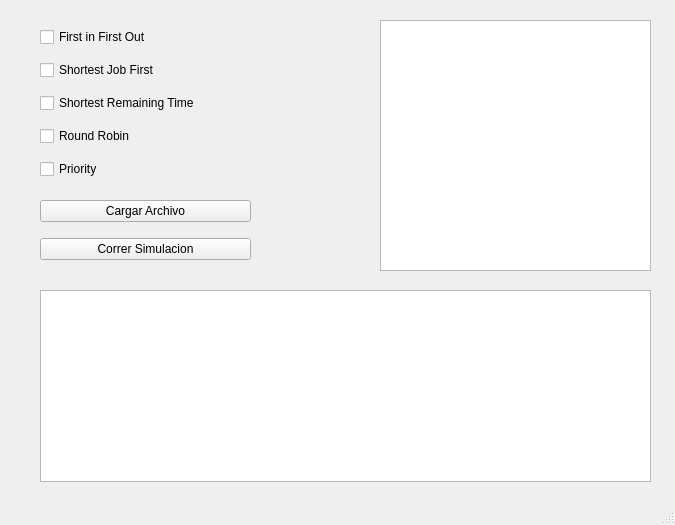
The window that sincronizacion_calendarizacion/schedulingwindow.ui (chuy-zip/PROYECTO3_SISTOS) describes before a commit, drawn with Qt 5.
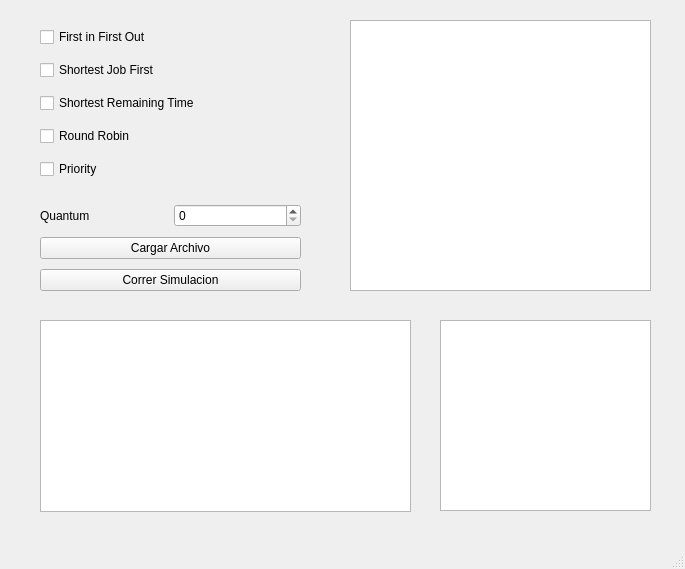
The same window after the commit.

Commit message: improved simulation and added more elemnts

What changed in the file:
```diff
--- a/sincronizacion_calendarizacion/schedulingwindow.ui
+++ b/sincronizacion_calendarizacion/schedulingwindow.ui
@@ -6,8 +6,8 @@
    <rect>
     <x>0</x>
     <y>0</y>
-    <width>675</width>
-    <height>525</height>
+    <width>685</width>
+    <height>569</height>
    </rect>
   </property>
   <property name="windowTitle">
@@ -65,12 +65,30 @@
     <property name="geometry">
      <rect>
       <x>40</x>
-      <y>190</y>
-      <width>211</width>
-      <height>80</height>
+      <y>200</y>
+      <width>261</width>
+      <height>95</height>
      </rect>
     </property>
     <layout class="QVBoxLayout" name="verticalLayout_2">
+     <item>
+      <layout class="QHBoxLayout" name="horizontalLayout">
+       <item>
+        <widget class="QLabel" name="label">
+         <property name="text">
+          <string>Quantum</string>
+         </property>
+        </widget>
+       </item>
+       <item>
+        <widget class="QSpinBox" name="quantumSpinBox">
+         <property name="layoutDirection">
+          <enum>Qt::LeftToRight</enum>
+         </property>
+        </widget>
+       </item>
+      </layout>
+     </item>
      <item>
       <widget class="QPushButton" name="btnCargarArchivo">
        <property name="text">
@@ -90,10 +108,10 @@
    <widget class="QTextEdit" name="txtContenidoArchivo">
     <property name="geometry">
      <rect>
-      <x>380</x>
+      <x>350</x>
       <y>20</y>
-      <width>271</width>
-      <height>251</height>
+      <width>301</width>
+      <height>271</height>
      </rect>
     </property>
    </widget>
@@ -101,12 +119,22 @@
     <property name="geometry">
      <rect>
       <x>40</x>
-      <y>290</y>
-      <width>611</width>
+      <y>320</y>
+      <width>371</width>
       <height>192</height>
      </rect>
     </property>
    </widget>
+   <widget class="QTextEdit" name="metricsTextEdit">
+    <property name="geometry">
+     <rect>
+      <x>440</x>
+      <y>320</y>
+      <width>211</width>
+      <height>191</height>
+     </rect>
+    </property>
+   </widget>
   </widget>
   <widget class="QMenuBar" name="menubar">
    <property name="geometry">
```
Left out of the diff: 2 changed lines with no effect on the pictures. The commit also changes 2 other files.
